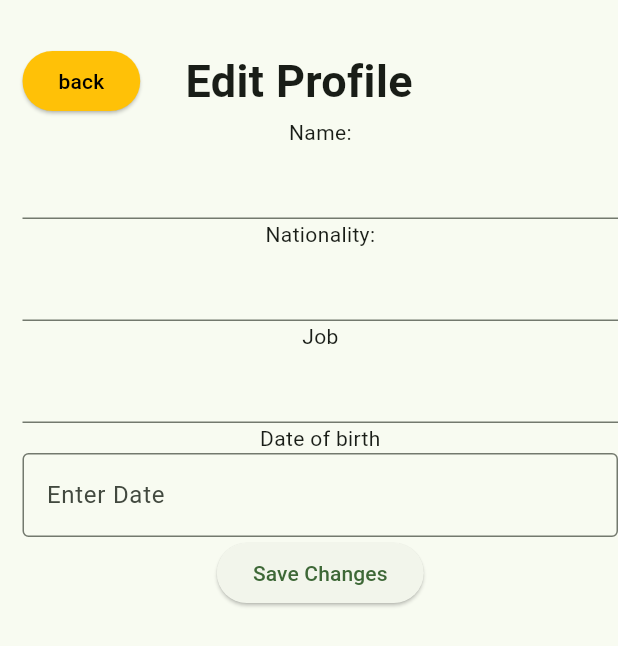
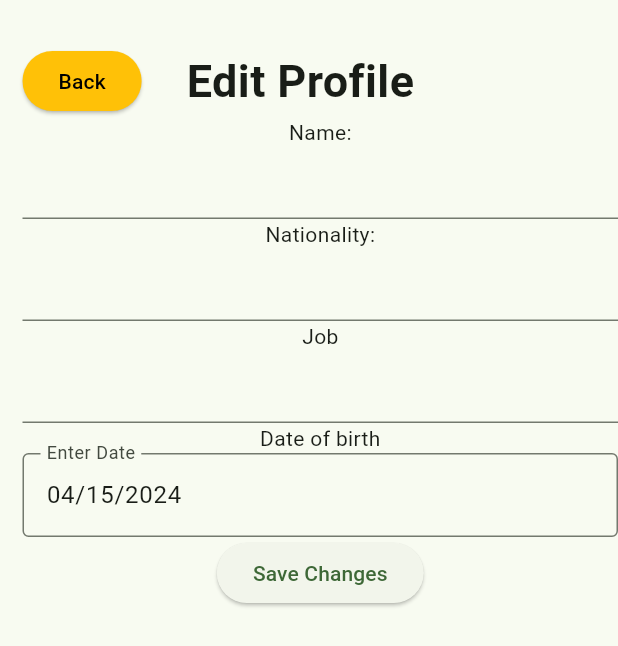
Before and after one commit to LTheGreatest/ESOF_Project-Green_go, a Flutter app: the EditPage screen opened directly, on a phone screen of 412 x 824 dp. Shown: the top 646 px of the screen. Run offline on Flutter 3.47's test engine with Material 3 defaults, Android fonts, the phone set to English and light mode, and no system bars; our stand-ins replace camera, cloud_firestore, firebase_auth, firebase_core, firebase_storage, geolocator; accounts and stored records are empty.

Commit message:
Age fixed and edit profile is autofilled

```diff
--- a/src/green_go/lib/model/user_model.dart
+++ b/src/green_go/lib/model/user_model.dart
@@ -3,7 +3,7 @@ class UserModel {
   String uid;
 
   String photoUrl = "";                                     // Default photo
-  String nationality = "Portugal";                          // Default nationality
+  String nationality = "Portuguese";                        // Default nationality
   String job = "Student";                                   // Default job
   DateTime birthDate = DateTime(DateTime.now().year - 18);  // Default 18 years old
 
--- a/src/green_go/lib/view/pages/profile_edit_page.dart
+++ b/src/green_go/lib/view/pages/profile_edit_page.dart
@@ -1,38 +1,53 @@
+import 'package:flutter/material.dart';
 import 'package:green_go/view/pages/profile_page.dart';
-import 'package:flutter/material.dart';
 import 'package:green_go/controller/authentication/auth.dart';
 import 'package:green_go/controller/database/database_users.dart';
+import '../../controller/fetchers/user_fetcher.dart';
+import '../../model/user_model.dart';
 
-class EditPage extends StatefulWidget{
-  const EditPage({super.key});
+class EditPage extends StatefulWidget {
+  const EditPage({Key? key}) : super(key: key);
+
   @override
   State<StatefulWidget> createState() => EditPageViewer();
-
 }
 
-class EditPageViewer extends State<EditPage>{
+class EditPageViewer extends State<EditPage> {
   final TextEditingController usernameController = TextEditingController();
   final TextEditingController nationalityController = TextEditingController();
-  final TextEditingController dateController = TextEditingController();
   final TextEditingController jobController = TextEditingController();
   DateTime birthDate = DateTime(DateTime.now().year - 18);
-  String newName="";
-  String newNationality="";
-  String job="";
 
   DataBaseUsers dataBaseUsers = DataBaseUsers();
   AuthService auth = AuthService();
 
+  @override
+  void initState() {
+    super.initState();
+    fetchUserData();
+  }
 
+  void fetchUserData() async {
+    // Fetch current user data
+    UserModel userData = await UserFetcher().getCurrentUserData();
+
+    // Autofill the fields with user data
+    setState(() {
+      usernameController.text = userData.username;
+      nationalityController.text = userData.nationality;
+      jobController.text = userData.job;
+      birthDate = userData.birthDate;
+    });
+  }
 
   @override
   Widget build(BuildContext context) {
     return Scaffold(
-      body : Padding(padding: const EdgeInsets.only(left:15,top: 30),
+      body: Padding(
+        padding: const EdgeInsets.only(left: 15, top: 30),
         child: Column(
           children: [
             Row(
-
               children: [
                 ElevatedButton(
                   style: ButtonStyle(
@@ -42,72 +57,63 @@ class EditPageViewer extends State<EditPage>{
                   onPressed: () {
                     Navigator.pushReplacement(context, MaterialPageRoute(builder: (context) => const ProfilePage()));
                   },
-                  child: const Text('back'),
+                  child: const Text('Back'),
                 ),
                 const Padding(
                   padding: EdgeInsets.only(left: 30),
-                  child :  Text(
+                  child: Text(
                     'Edit Profile',
-                    style:  TextStyle(
+                    style: TextStyle(
                       fontWeight: FontWeight.bold,
                       fontSize: 30,
                     ),
-                  )
+                  ),
                 )
               ],
             ),
-            const Text(
-              'Name:'
-            ),
+            const Text('Name:'),
             TextFormField(
               controller: usernameController,
-
             ),
-            const Text(
-              'Nationality:'
-            ),
+            const Text('Nationality:'),
             TextFormField(
               controller: nationalityController,
-
             ),
             const Text('Job'),
             TextFormField(
               controller: jobController,
             ),
-            const Text(
-              'Date of birth'
+            const Text('Date of birth'),
+            InputDatePickerFormField(
+              initialDate: birthDate,
+              firstDate: DateTime(1850),
+              lastDate: DateTime.now(),
+              onDateSubmitted: (date) {
+                setState(() {
+                  birthDate = date;
+                });
+              },
             ),
-            InputDatePickerFormField(
-
-              firstDate: DateTime(1000,1,1),
-              lastDate: DateTime(3000,1,1),
-
-              onDateSaved: (date) {
-                birthDate=date;
+            ElevatedButton(
+              onPressed: () {
+                // Save changes to the database
+                String newName = usernameController.text.trim();
+                String newNationality = nationalityController.text.trim();
+                String newJob = jobController.text.trim();
+                dataBaseUsers.updateUserProfile(
+                  auth.getCurrentUser()!.uid,
+                  newName,
+                  newNationality,
+                  newJob,
+                  birthDate,
+                );
+                Navigator.pushReplacement(context, MaterialPageRoute(builder: (context) => const ProfilePage()));
               },
-
-            ),
-
-            ElevatedButton(
-              onPressed : () {
-                newName=usernameController.text.trim();
-                newNationality=nationalityController.text.trim();
-                job=jobController.text.trim();
-                dataBaseUsers.updateUserProfile(auth.getCurrentUser()!.uid,
-                newName,
-                newNationality,
-                job,
-                birthDate);
-              },
-              child:const Text(
-                'Save Changes' ,
-              ),
+              child: const Text('Save Changes'),
             )
-
           ],
         ),
-      )
+      ),
     );
   }
-
 }
```
Also changed, not shown: src/green_go/lib/view/pages/profile_page.dart (+12 -1 lines).
